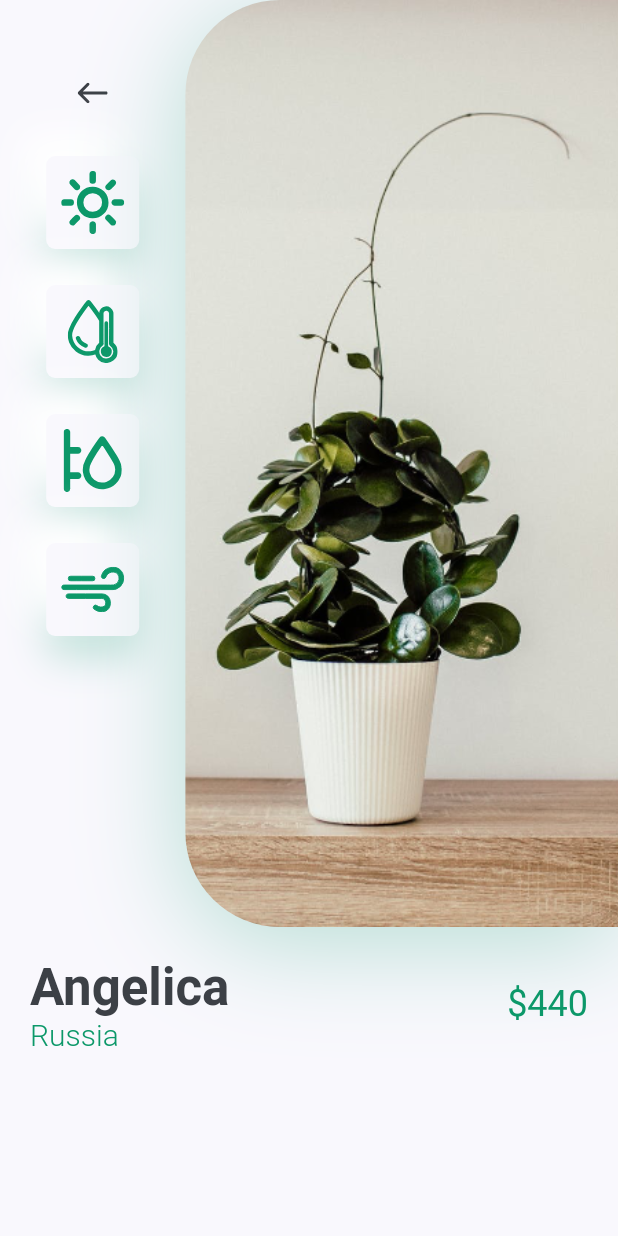
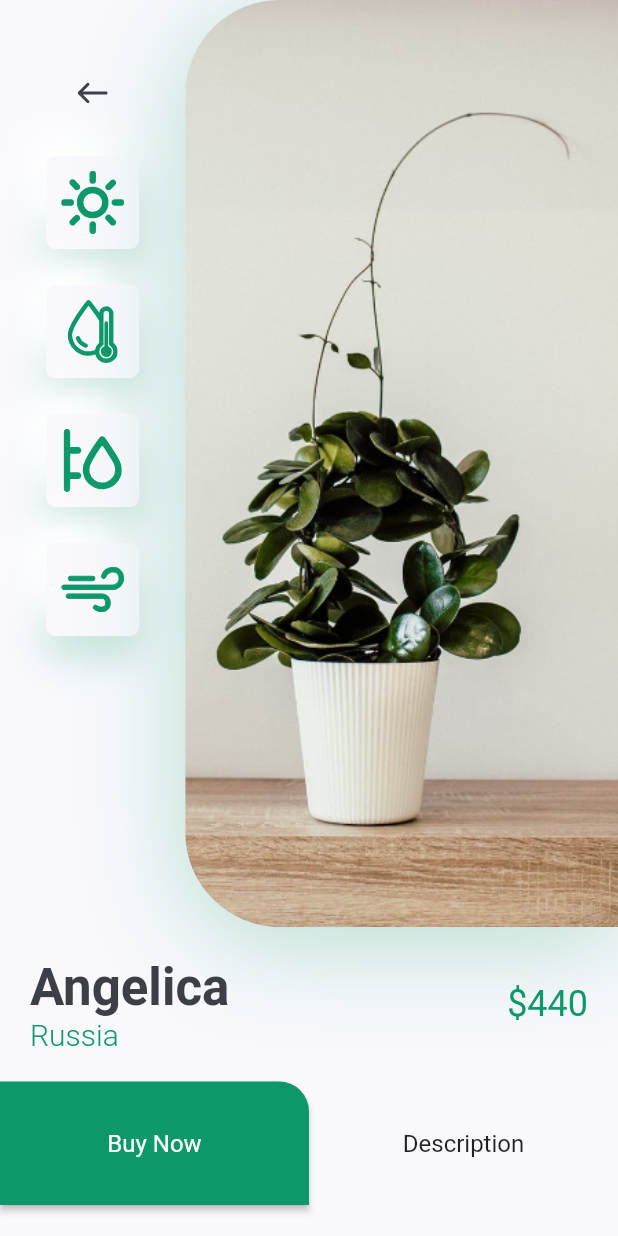
Before and after one commit to Dzaky02/plant_app_flutter_ui, a Flutter app: the screen it shows after launch, after a tap on an icon or button, on a phone screen of 412 x 824 dp. Run offline on Flutter 3.47's test engine with Material 2 defaults, Android fonts, the phone set to English and light mode, and no system bars; our stand-ins replace flutter_svg.

Commit message:
Finish Detail Page.

```diff
--- a/lib/pages/detail/components/body.dart
+++ b/lib/pages/detail/components/body.dart
@@ -1,10 +1,13 @@
 import 'package:flutter/material.dart';
+import 'package:plant_app_flutter_ui/models/plant_model.dart';
 import 'package:plant_app_flutter_ui/pages/detail/components/image_and_icons.dart';
 import 'package:plant_app_flutter_ui/pages/detail/components/title_and_price.dart';
 import 'package:plant_app_flutter_ui/theme.dart';
 
 class Body extends StatelessWidget {
-  // const Body({});
+  const Body({required this.plant});
+
+  final Plant plant;
 
   @override
   Widget build(BuildContext context) {
@@ -12,12 +15,86 @@ class Body extends StatelessWidget {
     return SingleChildScrollView(
       child: Column(
         children: [
-          ImageAndIcons(size: size),
+          ImageAndIcons(),
           TitleAndPrice(
-            title: "Angelica",
-            country: "Russia",
-            price: 440,
+            title: plant.title,
+            country: plant.country,
+            price: plant.price,
           ),
+          Row(
+            children: [
+              SizedBox(
+                width: size.width / 2,
+                height: size.height * 0.1,
+                child: ElevatedButton(
+                  onPressed: () {
+                    ScaffoldMessenger.of(context).showSnackBar(
+                      SnackBar(
+                        content: Text(
+                          'You Buy a ${plant.title}',
+                          style: TextStyle(color: primaryColor),
+                        ),
+                        duration: const Duration(milliseconds: 1000),
+                        width: size.width * 0.7, // Width of the SnackBar.
+                        padding: const EdgeInsets.symmetric(
+                          horizontal: 18, // Inner padding for SnackBar content.
+                        ),
+                        behavior: SnackBarBehavior.floating,
+                        shape: RoundedRectangleBorder(
+                          borderRadius: BorderRadius.circular(10.0),
+                        ),
+                        backgroundColor: backgroundColor,
+                      ),
+                    );
+                  },
+                  child: Text(
+                    "Buy Now",
+                  ),
+                  style: ElevatedButton.styleFrom(
+                    primary: primaryColor,
+                    shape: RoundedRectangleBorder(
+                      borderRadius: BorderRadius.only(
+                        topRight: Radius.circular(20),
+                      ),
+                    ),
+                    textStyle: TextStyle(
+                      color: Colors.white,
+                      fontSize: 16,
+                    ),
+                  ),
+                ),
+              ),
+              Expanded(
+                child: TextButton(
+                  style: TextButton.styleFrom(
+                    primary: Colors.black87,
+                    textStyle: TextStyle(fontSize: 16),
+                  ),
+                  onPressed: () {
+                    ScaffoldMessenger.of(context).showSnackBar(
+                      SnackBar(
+                        content: Text(
+                          'Description Clicked',
+                          style: TextStyle(color: primaryColor),
+                        ),
+                        duration: const Duration(milliseconds: 1000),
+                        width: size.width * 0.7, // Width of the SnackBar.
+                        padding: const EdgeInsets.symmetric(
+                          horizontal: 18, // Inner padding for SnackBar content.
+                        ),
+                        behavior: SnackBarBehavior.floating,
+                        shape: RoundedRectangleBorder(
+                          borderRadius: BorderRadius.circular(10.0),
+                        ),
+                        backgroundColor: backgroundColor,
+                      ),
+                    );
+                  },
+                  child: Text("Description"),
+                ),
+              ),
+            ],
+          )
         ],
       ),
     );
--- a/lib/pages/detail/components/image_and_icons.dart
+++ b/lib/pages/detail/components/image_and_icons.dart
@@ -4,15 +4,12 @@ import 'package:plant_app_flutter_ui/pages/detail/components/icon_card.dart';
 import 'package:plant_app_flutter_ui/theme.dart';
 
 class ImageAndIcons extends StatelessWidget {
-  const ImageAndIcons({
-    Key? key,
-    required this.size,
-  }) : super(key: key);
-
-  final Size size;
+  // const ImageAndIcons({
+  // });
 
   @override
   Widget build(BuildContext context) {
+    Size size = MediaQuery.of(context).size;
     return Row(
       crossAxisAlignment: CrossAxisAlignment.start,
       children: [
--- a/lib/pages/detail/detail_page.dart
+++ b/lib/pages/detail/detail_page.dart
@@ -1,15 +1,20 @@
 import 'package:flutter/material.dart';
+import 'package:plant_app_flutter_ui/models/plant_model.dart';
 import 'package:plant_app_flutter_ui/pages/detail/components/body.dart';
 import 'package:plant_app_flutter_ui/theme.dart';
 
 class DetailPage extends StatelessWidget {
-  // const DetailPage({ Key? key }) : super(key: key);
+  const DetailPage({required this.plant});
+
+  final Plant plant;
 
   @override
   Widget build(BuildContext context) {
     return Scaffold(
       backgroundColor: backgroundColor,
-      body: Body(),
+      body: Body(
+        plant: plant,
+      ),
     );
   }
 }
--- a/lib/pages/home/components/list_of_recomend_plants.dart
+++ b/lib/pages/home/components/list_of_recomend_plants.dart
@@ -30,7 +30,9 @@ class ListOfRecomendPlants extends StatelessWidget {
                 Navigator.push(
                   context,
                   MaterialPageRoute(
-                    builder: (context) => DetailPage(),
+                    builder: (context) => DetailPage(
+                      plant: listOfPlants[index],
+                    ),
                   ),
                 );
               },
```
